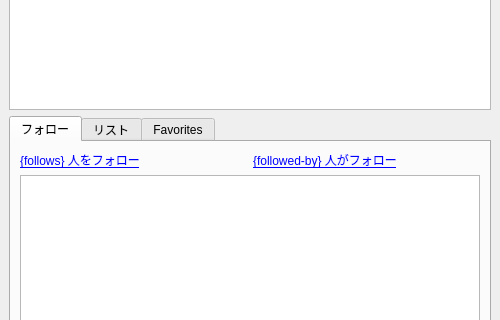
Before: the Qt Designer form userform.ui in showa-yojyo/twclient, drawn with Qt 5; both pictures show x 0 to 500 and y 91 to 411 of the 500 by 640 pixel window.
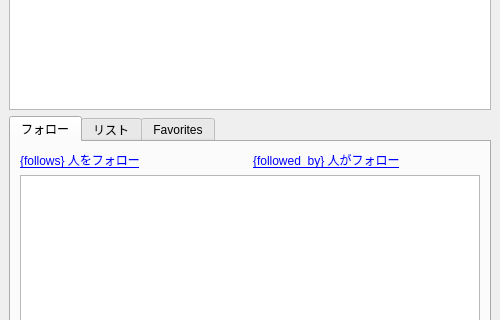
After: the same form once the commit is applied. Icons and pictures are not drawn. Custom widgets are drawn as their Qt base class.

Diff of the .ui file:
```diff
--- a/userform.ui
+++ b/userform.ui
@@ -65,7 +65,7 @@
          <item>
           <widget class="QLabel" name="labelFollowedBy">
            <property name="text">
-            <string>&lt;a href=&quot;{followed-by}&quot;&gt;{followed-by} 人がフォロー&lt;/a&gt;</string>
+            <string>&lt;a href=&quot;{followed_by}&quot;&gt;{followed_by} 人がフォロー&lt;/a&gt;</string>
            </property>
           </widget>
          </item>
```
